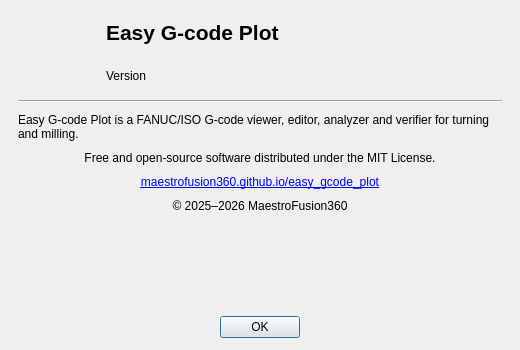
Above: app/ui/generated/dialogs/about.ui from MaestroFusion360/easy_gcode_plot before the change. Below: the same form after it.
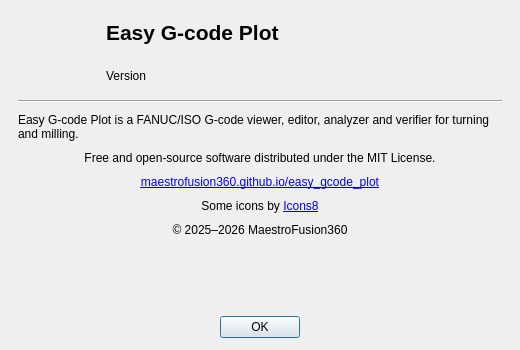
That is the form after the change. Icons and pictures are not drawn.

Commit message: Add Icons8 attribution and license notices

The edit to the form file:
```diff
--- a/app/ui/generated/dialogs/about.ui
+++ b/app/ui/generated/dialogs/about.ui
@@ -143,6 +143,19 @@
                     </property>
                 </widget>
             </item>
+            <item>
+                <widget class="QLabel" name="icons8Label">
+                    <property name="text">
+                        <string notr="true">Some icons by &lt;a href="https://icons8.com"&gt;Icons8&lt;/a&gt;</string>
+                    </property>
+                    <property name="alignment">
+                        <set>Qt::AlignmentFlag::AlignCenter</set>
+                    </property>
+                    <property name="openExternalLinks">
+                        <bool>true</bool>
+                    </property>
+                </widget>
+            </item>
             <item>
                 <widget class="QLabel" name="dateLabel">
                     <property name="text">
```
The commit also changes 8 other files.
